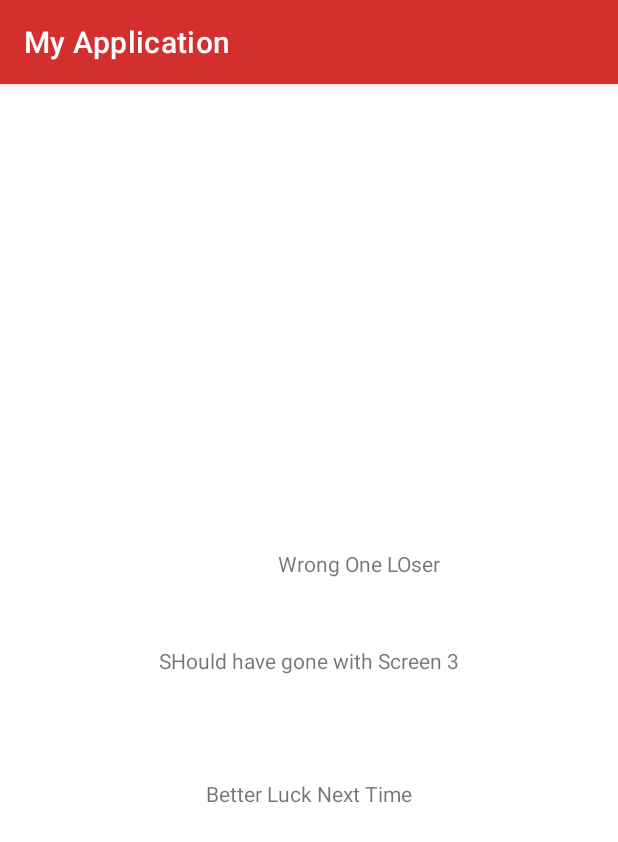
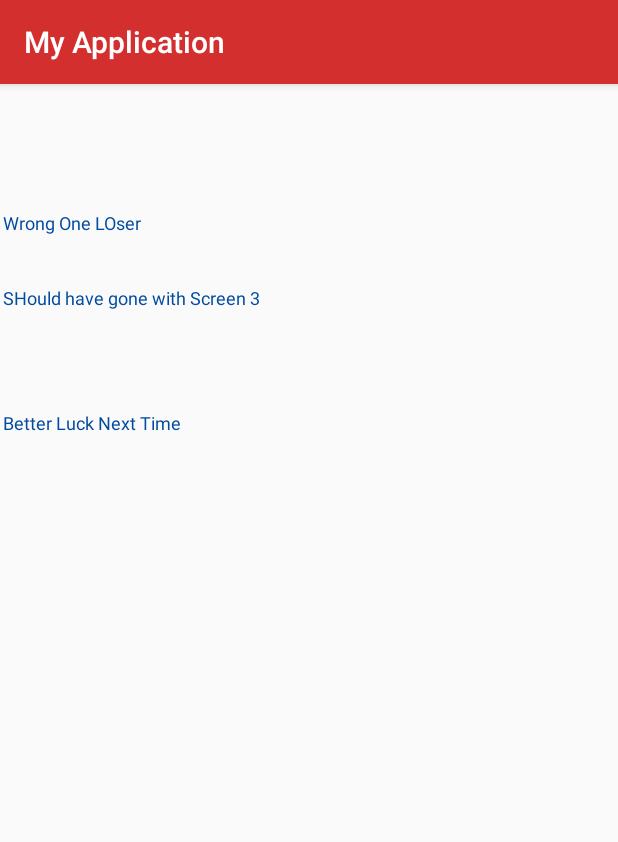
Before and after one commit to ERlKS0N/StylesTrial, an Android app: the MainActivity2 screen opened directly, with no data from a screen before it, on a phone screen of 412 x 824 dp. Shown: the top 842 px of the screen. Run offline under Robolectric (Android 15) with nearby library versions, the phone set to English and light mode, and no system bars.

Commit message:
commit push
done

```diff
--- a/app/src/main/AndroidManifest.xml
+++ b/app/src/main/AndroidManifest.xml
@@ -11,7 +11,7 @@
         android:label="@string/app_name"
         android:roundIcon="@mipmap/ic_launcher_round"
         android:supportsRtl="true"
-        android:theme="@style/Theme.MyApplication"
+        android:theme="@style/AppThemeRed"
         tools:targetApi="31">
         <activity
             android:name=".MainActivity3"
--- a/app/src/main/res/layout/activity_main.xml
+++ b/app/src/main/res/layout/activity_main.xml
@@ -19,6 +19,8 @@
         android:layout_margin="@dimen/margin"
         android:layout_marginRight="@dimen/margin"
         android:paddingBottom="@dimen/bottomPadding"
+        android:gravity="right"
+        style="@style/EditTextCustom"
         app:layout_constraintBottom_toBottomOf="parent"
         app:layout_constraintEnd_toEndOf="parent"
         app:layout_constraintHorizontal_bias="0.559"
@@ -34,6 +36,7 @@
         android:textSize="@dimen/fontSize2"
         android:layout_margin="@dimen/margin"
         android:layout_marginRight="@dimen/margin"
+        android:gravity="right"
         app:layout_constraintBottom_toBottomOf="parent"
         app:layout_constraintEnd_toEndOf="parent"
         app:layout_constraintStart_toStartOf="parent"
@@ -49,6 +52,7 @@
         android:layout_margin="@dimen/margin"
         android:layout_marginLeft="@dimen/buttonMarginLeft"
         android:padding="@dimen/buttonPadding"
+        android:gravity="right"
         app:layout_constraintBottom_toBottomOf="parent"
         app:layout_constraintEnd_toEndOf="parent"
         app:layout_constraintHorizontal_bias="0.196"
@@ -78,6 +82,7 @@
         android:text="Screen3"
         android:padding="@dimen/buttonPadding"
         android:layout_margin="@dimen/margin"
+        android:gravity="center"
         android:layout_marginRight="@dimen/buttonMarginRight"
         app:layout_constraintBottom_toBottomOf="parent"
         app:layout_constraintEnd_toEndOf="parent"
--- a/app/src/main/res/layout/activity_main2.xml
+++ b/app/src/main/res/layout/activity_main2.xml
@@ -6,10 +6,21 @@
     android:layout_height="match_parent"
     tools:context=".MainActivity2">
 
+
+    <LinearLayout
+        android:layout_width="408dp"
+        android:layout_height="600dp"
+        android:orientation="vertical"
+        app:layout_constraintBottom_toBottomOf="parent"
+        app:layout_constraintEnd_toEndOf="parent"
+        app:layout_constraintStart_toStartOf="parent"
+        app:layout_constraintTop_toTopOf="parent">
+
         <TextView
             android:id="@+id/gravityChamber"
             android:layout_width="wrap_content"
-        android:layout_height="wrap_content"
+            android:layout_height="@dimen/height"
+            android:layout_gravity="left"
             android:text="Wrong One LOser"
             app:layout_constraintBottom_toBottomOf="parent"
             app:layout_constraintEnd_toEndOf="parent"
@@ -21,7 +32,8 @@
         <TextView
             android:id="@+id/textView2"
             android:layout_width="wrap_content"
-        android:layout_height="wrap_content"
+            android:layout_height="@dimen/height"
+            android:layout_gravity="bottom"
             android:text="SHould have gone with Screen 3"
             app:layout_constraintBottom_toBottomOf="parent"
             app:layout_constraintEnd_toEndOf="parent"
@@ -31,11 +43,14 @@
         <TextView
             android:id="@+id/textView4"
             android:layout_width="wrap_content"
-        android:layout_height="wrap_content"
+            android:layout_height="@dimen/height"
             android:text="Better Luck Next Time"
+            android:gravity="bottom"
             app:layout_constraintBottom_toBottomOf="parent"
             app:layout_constraintEnd_toEndOf="parent"
             app:layout_constraintStart_toStartOf="parent"
             app:layout_constraintTop_toTopOf="parent"
             app:layout_constraintVertical_bias="0.619" />
+    </LinearLayout>
+
 </androidx.constraintlayout.widget.ConstraintLayout>
--- a/app/src/main/res/values/dimens.xml
+++ b/app/src/main/res/values/dimens.xml
@@ -1,8 +1,8 @@
 <?xml version="1.0" encoding="utf-8"?>
 <resources>
-    <dimen name="width">200dp</dimen>
+    <dimen name="width">300dp</dimen>
     <dimen name="height">50dp</dimen>
-    <dimen name="fontSize1">24sp</dimen>
+    <dimen name="fontSize1">20sp</dimen>
     <dimen name="fontSize2">16sp</dimen>
     <dimen name="buttonWidth">100dp</dimen>
     <dimen name="buttonHeight">60dp</dimen>
@@ -11,7 +11,7 @@
     <dimen name="buttonMarginLeft">50dp</dimen>
     <dimen name="buttonMarginRight">50dp</dimen>
     <dimen name="buttonPadding">5dp</dimen>
-    <dimen name="textPadding">20dp</dimen>
+    <dimen name="textPadding">5dp</dimen>
     <dimen name="bottomPadding">10dp</dimen>
 
 
--- a/app/src/main/res/values/themes.xml
+++ b/app/src/main/res/values/themes.xml
@@ -17,4 +17,42 @@
         <item name="android:windowExitTransition">@transition/trans_anime</item>
 
     </style>
+    <style name="AppThemeRed" parent="Theme.AppCompat.Light.DarkActionBar">
+        <item name="colorPrimary">@color/primaryColor</item>
+        <item name="colorPrimaryDark">@color/primaryLightColor</item>
+        <item name="colorAccent">@color/primaryDarkColor</item>
+        <item name="android:textColor">@color/primaryTextColor</item>
+        <item name="android:textSize">@dimen/fontSize1</item>
+        <item name="editTextStyle">@style/EditTextTest</item>
+        <item name="android:textViewStyle">@style/TextViewCustom</item>
+    </style>
+    <style name="AppThemeBlue" parent="Theme.AppCompat.DayNight.DarkActionBar">
+        <item name="colorPrimary">@color/secondaryColor</item>
+        <item name="colorPrimaryDark">@color/secondaryLightColor</item>
+        <item name="colorAccent">@color/secondaryDarkColor</item>
+        <item name="android:textColor">@color/primaryTextColor</item>
+        <item name="android:textSize">@dimen/fontSize1</item>
+    </style>
+
+    <style name="EditTextTest" parent="android:style/Widget.EditText">
+        <item name="android:background">@color/primaryLightColor</item>
+        <item name="android:textColor">@color/primaryTextColor</item>
+        <item name="android:padding">@dimen/textPadding</item>
+        <item name="android:layout_width">@dimen/width</item>
+        <item name="android:layout_height">@dimen/height</item>
+    </style>
+
+    <style name="EditTextCustom" parent="android:style/Widget.EditText">
+        <item name="android:background">@color/primaryTextColor</item>
+        <item name="android:textColor">@color/primaryDarkColor</item>
+        <item name="android:padding">@dimen/textPadding</item>
+        <item name="android:layout_width">@dimen/width</item>
+        <item name="android:layout_height">@dimen/height</item>
+    </style>
+
+    <style name="TextViewCustom">
+        <item name="android:textColor">@color/secondaryDarkColor</item>
+        <item name="android:textSize">12sp</item>
+    </style>
+
 </resources>
```
Also changed, not shown: app/src/main/res/layout/activity_main3.xml (+11 -0 lines). Lines whose indentation alone changed are shown as unchanged.
